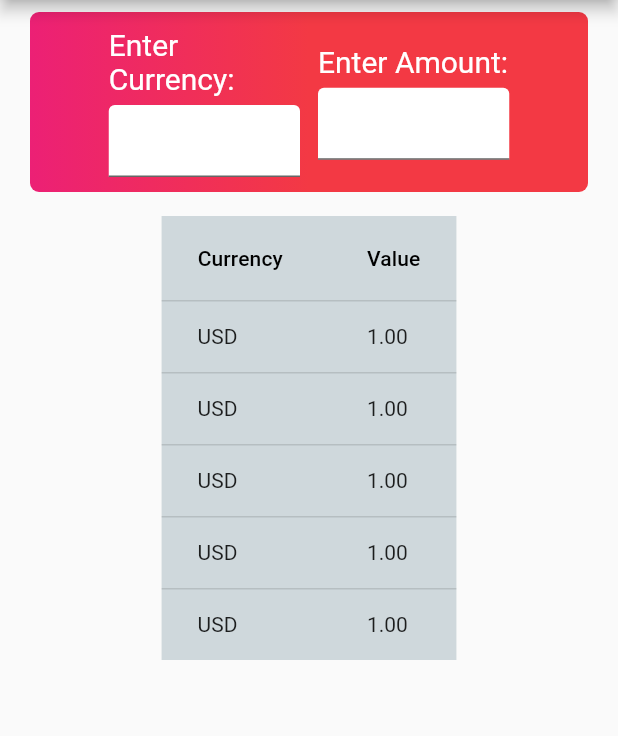
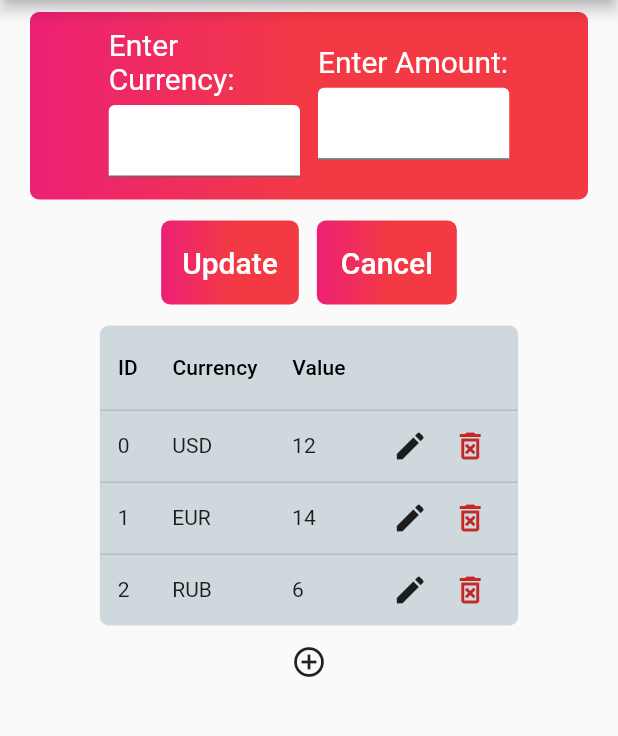
Before and after one commit to PhotonRayleigh/currency_converter_flutter, a Flutter app: the CurrencyDbEditor screen opened directly, on a phone screen of 412 x 824 dp, the part 84-820 px from its top. Run offline on Flutter 3.47's test engine with Material 2 defaults, Android fonts, the phone set to English and light mode, and no system bars; our stand-ins replace decimal, get, new_gradient_app_bar; missing offline and left inert: bitsdojo_window, spark_lib.

Commit message:
Much work getting the DB table built.
Added CurrencyTable widget + state and
a controller for the table, as well as supporting
classes for table entries.

Also fleshed out UI some more.

```diff
--- a/lib/app/screens/db_editor.dart
+++ b/lib/app/screens/db_editor.dart
@@ -1,4 +1,5 @@
 import 'package:flutter/material.dart';
+import 'package:decimal/decimal.dart';
 
 import 'package:spark_lib/navigation/spark_nav.dart';
 
@@ -20,6 +21,33 @@ class CurrencyDbEditor extends StatefulWidget {
 }
 
 class CurrencyDbEditorState extends State<CurrencyDbEditor> {
+  var submitButtons = FittedBox(
+      child: Row(
+    children: [
+      // Convert Button
+      Container(
+        margin: EdgeInsets.all(6.0),
+        padding: EdgeInsets.fromLTRB(6, 4, 6, 4),
+        decoration: buttonDecoration,
+        child: TextButton(
+            child: Text("Update", style: panelTextStyle), onPressed: () {}),
+      ),
+      // Clear Button
+      Container(
+        margin: EdgeInsets.all(6.0),
+        padding: EdgeInsets.fromLTRB(8, 4, 8, 4),
+        decoration: buttonDecoration,
+        child: TextButton(
+          child: Text(
+            "Cancel",
+            style: panelTextStyle,
+          ),
+          onPressed: () {},
+        ),
+      ),
+    ],
+  ));
+
   @override
   Widget build(BuildContext context) {
     return SparkPage(
@@ -29,7 +57,7 @@ class CurrencyDbEditorState extends State<CurrencyDbEditor> {
         children: [
           Container(
             margin: EdgeInsets.fromLTRB(20, 8, 20, 8),
-            padding: EdgeInsets.fromLTRB(10, 10, 10, 10),
+            padding: EdgeInsets.fromLTRB(10, 10, 10, 15),
             decoration: BoxDecoration(
               borderRadius: BorderRadius.all(Radius.circular(6)),
               gradient: panelGradient,
@@ -89,40 +117,10 @@ class CurrencyDbEditorState extends State<CurrencyDbEditor> {
               ],
             ),
           ),
+          submitButtons,
           Expanded(
-            child: Container(
-              margin: EdgeInsets.fromLTRB(20, 8, 20, 8),
-              child: SingleChildScrollView(
-                scrollDirection: Axis.vertical,
-                child: DataTable(
-                    decoration: BoxDecoration(color: Colors.blueGrey[100]),
-                    columns: [
-                      DataColumn(label: Text("Currency")),
-                      DataColumn(label: Text("Value")),
-                    ],
-                    rows: [
-                      DataRow(cells: [
-                        DataCell(Text("USD")),
-                        DataCell(Text("1.00")),
-                      ]),
-                      DataRow(cells: [
-                        DataCell(Text("USD")),
-                        DataCell(Text("1.00")),
-                      ]),
-                      DataRow(cells: [
-                        DataCell(Text("USD")),
-                        DataCell(Text("1.00")),
-                      ]),
-                      DataRow(cells: [
-                        DataCell(Text("USD")),
-                        DataCell(Text("1.00")),
-                      ]),
-                      DataRow(cells: [
-                        DataCell(Text("USD")),
-                        DataCell(Text("1.00")),
-                      ]),
-                    ]),
-              ),
+            child: CurrencyTable(
+              bgColor: Colors.blueGrey[100]!,
             ),
           ),
         ],
@@ -131,3 +129,172 @@ class CurrencyDbEditorState extends State<CurrencyDbEditor> {
     ));
   }
 }
+
+class CurrencyTable extends StatefulWidget {
+  final Color bgColor;
+  late final CurrencyTableController controller;
+
+  CurrencyTable(
+      {Key? key,
+      this.bgColor = Colors.white,
+      CurrencyTableController? controller})
+      : super(key: key) {
+    if (controller == null) {
+      var cols = [
+        ColumnDefinition<int>("ID", 0),
+        ColumnDefinition<String>("Currency", ""),
+        ColumnDefinition<Decimal>("Value", Decimal.zero),
+      ];
+
+      this.controller = CurrencyTableController(cols);
+
+      var testRows = [
+        [0, "USD", Decimal.parse("12")],
+        [1, "EUR", Decimal.parse("14")],
+        [2, "RUB", Decimal.parse("6")],
+      ];
+
+      this.controller.setRows(testRows);
+    } else
+      this.controller = controller;
+  }
+
+  @override
+  State<StatefulWidget> createState() {
+    return CurrencyTableState();
+  }
+}
+
+class CurrencyTableState extends State<CurrencyTable> {
+  late CurrencyTableController controller;
+
+  @override
+  void initState() {
+    super.initState();
+
+    controller = widget.controller;
+  }
+
+  @override
+  Widget build(BuildContext context) {
+    return Container(
+      margin: EdgeInsets.fromLTRB(20, 8, 20, 8),
+      child: SingleChildScrollView(
+        scrollDirection: Axis.vertical,
+        child: Column(children: [
+          DataTable(
+              horizontalMargin: 12,
+              columnSpacing: 23,
+              decoration: BoxDecoration(
+                  color: widget.bgColor,
+                  borderRadius: BorderRadius.all(Radius.circular(6))),
+              columns: [
+                for (var col in controller.columns)
+                  DataColumn(label: Text(col.name)),
+                DataColumn(label: SizedBox()),
+              ],
+              rows: _buildRows()),
+          IconButton(
+            icon: Icon(Icons.add_circle_outline),
+            onPressed: () {
+              setState(() {
+                controller.addRow();
+              });
+            },
+          ),
+        ]),
+      ),
+    );
+  }
+
+  List<DataRow> _buildRows() {
+    var rows = <DataRow>[];
+    for (var row in controller.rows) {
+      var tempCells = <DataCell>[];
+      for (var cell in row.rowData) {
+        if (cell.runtimeType == String) {
+          tempCells.add(DataCell(Text(cell as String)));
+        } else {
+          tempCells.add(DataCell(Text(cell.toString())));
+        }
+      }
+      tempCells.add(DataCell(
+        Row(children: [
+          IconButton(
+              icon: Icon(
+                Icons.edit,
+              ),
+              visualDensity: VisualDensity.compact,
+              onPressed: () {}),
+          IconButton(
+              icon: Icon(
+                Icons.delete_forever_outlined,
+              ),
+              color: Colors.red[800],
+              visualDensity: VisualDensity.compact,
+              onPressed: () {}),
+        ]),
+      ));
+      rows.add(DataRow(cells: tempCells));
+    }
+
+    return rows;
+  }
+}
+
+class CurrencyTableController {
+  List<ColumnDefinition> columns = <ColumnDefinition>[];
+  List<TableRow> rows = <TableRow>[];
+
+  CurrencyTableController(this.columns);
+
+  void setRows(List<List<Object>> newRows) {
+    rows = <TableRow>[];
+    for (var newRow in newRows) {
+      rows.add(TableRow(columns, newRow));
+    }
+  }
+
+  void addRow({List<Object>? newRow}) {
+    if (newRow != null)
+      rows.add(TableRow(columns, newRow));
+    else {
+      List<Object> tempList = <Object>[];
+      for (var col in columns) {
+        if (col.name.toUpperCase() == "ID" && col.type == int) {
+          tempList.add(col.defaultVal + rows.length);
+        } else
+          tempList.add(col.defaultVal);
+      }
+      rows.add(TableRow(columns, tempList));
+    }
+  }
+}
+
+class ColumnDefinition<T> {
+  String name = "";
+  Type type = T;
+  T defaultVal;
+
+  ColumnDefinition(this.name, this.defaultVal);
+}
+
+class TableRow {
+  List<ColumnDefinition> columns;
+  late List<Object> rowData;
+
+  TableRow(this.columns, List<Object> data) {
+    if (columns.length != data.length)
+      throw RangeError(
+          "length of 'data' must much length of column definitions.");
+    rowData = List.filled(columns.length, Object());
+
+    for (int i = 0; i < columns.length; i++) {
+      if (columns[i].type == data[i].runtimeType) {
+        rowData[i] = data[i];
+      } else {
+        throw TypeError();
+      }
+    }
+  }
+}
```
